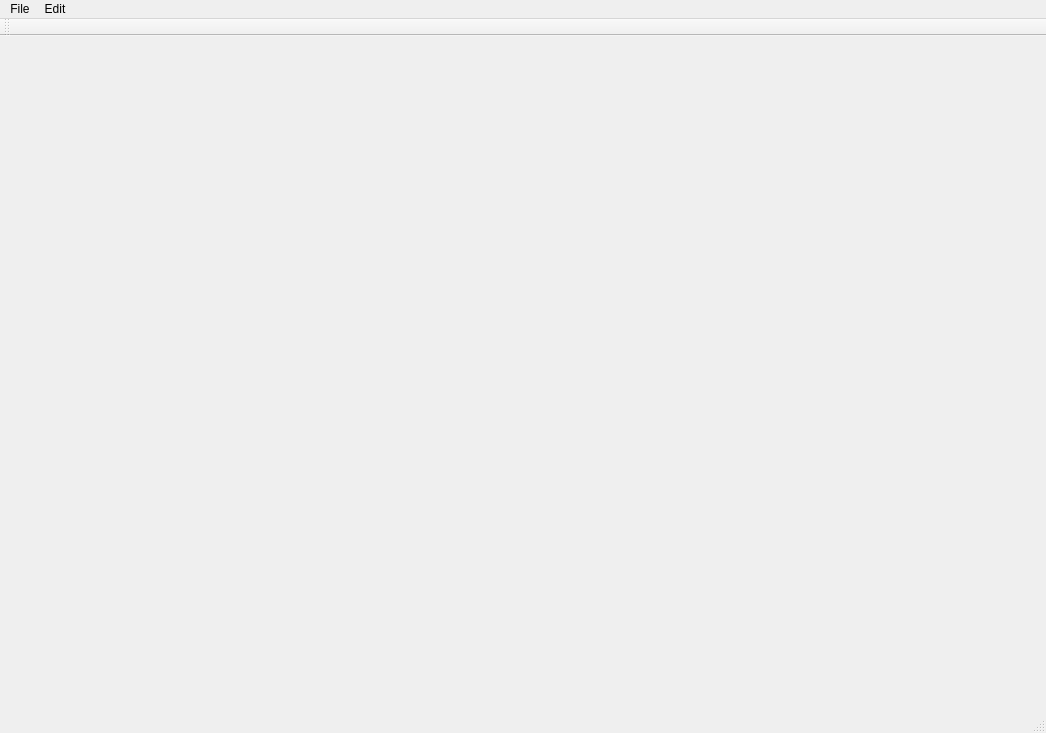
MervynArt96/AnimicCreator, file Animic/animic.ui: the form before one commit.
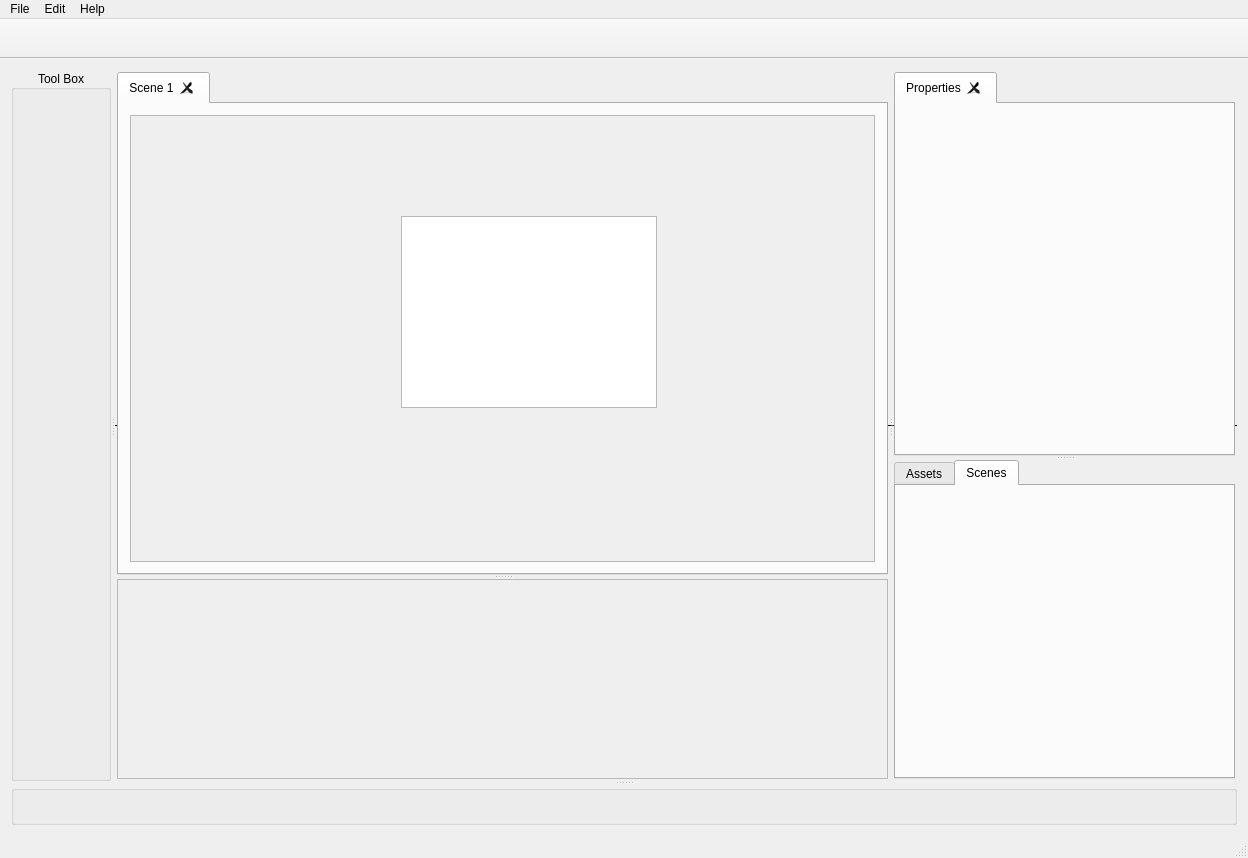
The form after the commit.

Diff of the .ui file:
```diff
--- a/Animic/animic.ui
+++ b/Animic/animic.ui
@@ -6,23 +6,310 @@
    <rect>
     <x>0</x>
     <y>0</y>
-    <width>1046</width>
-    <height>733</height>
+    <width>1248</width>
+    <height>858</height>
    </rect>
   </property>
   <property name="windowTitle">
    <string>Animic</string>
   </property>
-  <widget class="QWidget" name="centralWidget"/>
+  <widget class="QWidget" name="centralWidget">
+   <property name="sizePolicy">
+    <sizepolicy hsizetype="Expanding" vsizetype="Expanding">
+     <horstretch>50</horstretch>
+     <verstretch>50</verstretch>
+    </sizepolicy>
+   </property>
+   <property name="minimumSize">
+    <size>
+     <width>0</width>
+     <height>0</height>
+    </size>
+   </property>
+   <layout class="QGridLayout" name="gridLayout_2">
+    <item row="0" column="0">
+     <widget class="QSplitter" name="AllSplitter">
+      <property name="sizePolicy">
+       <sizepolicy hsizetype="Expanding" vsizetype="Expanding">
+        <horstretch>0</horstretch>
+        <verstretch>0</verstretch>
+       </sizepolicy>
+      </property>
+      <property name="orientation">
+       <enum>Qt::Vertical</enum>
+      </property>
+      <property name="childrenCollapsible">
+       <bool>false</bool>
+      </property>
+      <widget class="QSplitter" name="TopBottomSplotter">
+       <property name="orientation">
+        <enum>Qt::Horizontal</enum>
+       </property>
+       <property name="childrenCollapsible">
+        <bool>false</bool>
+       </property>
+       <widget class="QGroupBox" name="ToolBox">
+        <property name="sizePolicy">
+         <sizepolicy hsizetype="MinimumExpanding" vsizetype="Expanding">
+          <horstretch>0</horstretch>
+          <verstretch>0</verstretch>
+         </sizepolicy>
+        </property>
+        <property name="minimumSize">
+         <size>
+          <width>50</width>
+          <height>0</height>
+         </size>
+        </property>
+        <property name="maximumSize">
+         <size>
+          <width>100</width>
+          <height>16777215</height>
+         </size>
+        </property>
+        <property name="title">
+         <string>Tool Box</string>
+        </property>
+        <property name="alignment">
+         <set>Qt::AlignCenter</set>
+        </property>
+       </widget>
+       <widget class="QSplitter" name="PropMainSplitter">
+        <property name="sizePolicy">
+         <sizepolicy hsizetype="Expanding" vsizetype="Preferred">
+          <horstretch>20</horstretch>
+          <verstretch>0</verstretch>
+         </sizepolicy>
+        </property>
+        <property name="frameShape">
+         <enum>QFrame::HLine</enum>
+        </property>
+        <property name="orientation">
+         <enum>Qt::Horizontal</enum>
+        </property>
+        <property name="childrenCollapsible">
+         <bool>false</bool>
+        </property>
+        <widget class="QSplitter" name="MainSplitter">
+         <property name="sizePolicy">
+          <sizepolicy hsizetype="Expanding" vsizetype="Expanding">
+           <horstretch>30</horstretch>
+           <verstretch>0</verstretch>
+          </sizepolicy>
+         </property>
+         <property name="frameShape">
+          <enum>QFrame::HLine</enum>
+         </property>
+         <property name="orientation">
+          <enum>Qt::Vertical</enum>
+         </property>
+         <property name="childrenCollapsible">
+          <bool>false</bool>
+         </property>
+         <widget class="QTabWidget" name="Scene">
+          <property name="tabsClosable">
+           <bool>true</bool>
+          </property>
+          <widget class="QWidget" name="tab">
+           <property name="sizePolicy">
+            <sizepolicy hsizetype="Expanding" vsizetype="Expanding">
+             <horstretch>0</horstretch>
+             <verstretch>0</verstretch>
+            </sizepolicy>
+           </property>
+           <attribute name="title">
+            <string>Scene 1</string>
+           </attribute>
+           <layout class="QVBoxLayout" name="verticalLayout">
+            <item>
+             <widget class="QScrollArea" name="scrollArea_2">
+              <property name="sizePolicy">
+               <sizepolicy hsizetype="Expanding" vsizetype="Expanding">
+                <horstretch>0</horstretch>
+                <verstretch>0</verstretch>
+               </sizepolicy>
+              </property>
+              <property name="minimumSize">
+               <size>
+                <width>0</width>
+                <height>300</height>
+               </size>
+              </property>
+              <property name="widgetResizable">
+               <bool>true</bool>
+              </property>
+              <widget class="QWidget" name="scrollAreaWidgetContents_2">
+               <property name="geometry">
+                <rect>
+                 <x>0</x>
+                 <y>0</y>
+                 <width>760</width>
+                 <height>432</height>
+                </rect>
+               </property>
+               <property name="sizePolicy">
+                <sizepolicy hsizetype="Expanding" vsizetype="Expanding">
+                 <horstretch>0</horstretch>
+                 <verstretch>0</verstretch>
+                </sizepolicy>
+               </property>
+               <property name="acceptDrops">
+                <bool>true</bool>
+               </property>
+               <widget class="QGraphicsView" name="graphicsView">
+                <property name="geometry">
+                 <rect>
+                  <x>270</x>
+                  <y>100</y>
+                  <width>256</width>
+                  <height>192</height>
+                 </rect>
+                </property>
+                <property name="dragMode">
+                 <enum>QGraphicsView::ScrollHandDrag</enum>
+                </property>
+               </widget>
+              </widget>
+             </widget>
+            </item>
+           </layout>
+          </widget>
+         </widget>
+         <widget class="QScrollArea" name="Timeline">
+          <property name="minimumSize">
+           <size>
+            <width>0</width>
+            <height>200</height>
+           </size>
+          </property>
+          <property name="widgetResizable">
+           <bool>true</bool>
+          </property>
+          <widget class="QWidget" name="scrollAreaWidgetContents">
+           <property name="geometry">
+            <rect>
+             <x>0</x>
+             <y>0</y>
+             <width>788</width>
+             <height>198</height>
+            </rect>
+           </property>
+           <property name="sizePolicy">
+            <sizepolicy hsizetype="Expanding" vsizetype="Expanding">
+             <horstretch>0</horstretch>
+             <verstretch>0</verstretch>
+            </sizepolicy>
+           </property>
+          </widget>
+         </widget>
+        </widget>
+        <widget class="QSplitter" name="propertiesSplitter">
+         <property name="sizePolicy">
+          <sizepolicy hsizetype="Expanding" vsizetype="Expanding">
+           <horstretch>10</horstretch>
+           <verstretch>0</verstretch>
+          </sizepolicy>
+         </property>
+         <property name="frameShape">
+          <enum>QFrame::HLine</enum>
+         </property>
+         <property name="orientation">
+          <enum>Qt::Vertical</enum>
+         </property>
+         <property name="childrenCollapsible">
+          <bool>false</bool>
+         </property>
+         <widget class="QTabWidget" name="Properties">
+          <property name="minimumSize">
+           <size>
+            <width>300</width>
+            <height>0</height>
+           </size>
+          </property>
+          <property name="maximumSize">
+           <size>
+            <width>16777215</width>
+            <height>16777215</height>
+           </size>
+          </property>
+          <property name="currentIndex">
+           <number>0</number>
+          </property>
+          <property name="tabsClosable">
+           <bool>true</bool>
+          </property>
+          <widget class="QWidget" name="tab_3">
+           <attribute name="title">
+            <string>Properties</string>
+           </attribute>
+          </widget>
+         </widget>
+         <widget class="QTabWidget" name="Management">
+          <property name="minimumSize">
+           <size>
+            <width>300</width>
+            <height>0</height>
+           </size>
+          </property>
+          <property name="currentIndex">
+           <number>1</number>
+          </property>
+          <widget class="QWidget" name="tab_5">
+           <attribute name="title">
+            <string>Assets</string>
+           </attribute>
+          </widget>
+          <widget class="QWidget" name="tab_6">
+           <attribute name="title">
+            <string>Scenes</string>
+           </attribute>
+          </widget>
+         </widget>
+        </widget>
+       </widget>
+      </widget>
+      <widget class="QGroupBox" name="AuxBox">
+       <property name="sizePolicy">
+        <sizepolicy hsizetype="Expanding" vsizetype="MinimumExpanding">
+         <horstretch>0</horstretch>
+         <verstretch>0</verstretch>
+        </sizepolicy>
+       </property>
+       <property name="minimumSize">
+        <size>
+         <width>0</width>
+         <height>40</height>
+        </size>
+       </property>
+       <property name="maximumSize">
+        <size>
+         <width>16777215</width>
+         <height>40</height>
+        </size>
+       </property>
+       <property name="title">
+        <string/>
+       </property>
+      </widget>
+     </widget>
+    </item>
+   </layout>
+  </widget>
   <widget class="QMenuBar" name="menuBar">
    <property name="geometry">
     <rect>
      <x>0</x>
      <y>0</y>
-     <width>1046</width>
+     <width>1248</width>
      <height>26</height>
     </rect>
    </property>
+   <property name="sizePolicy">
+    <sizepolicy hsizetype="Expanding" vsizetype="Minimum">
+     <horstretch>0</horstretch>
+     <verstretch>0</verstretch>
+    </sizepolicy>
+   </property>
    <widget class="QMenu" name="menuFile">
     <property name="title">
      <string>File</string>
@@ -45,10 +332,32 @@
      <string>Edit</string>
     </property>
    </widget>
+   <widget class="QMenu" name="menuHelp">
+    <property name="title">
+     <string>Help</string>
+    </property>
+    <addaction name="actionAbout"/>
+   </widget>
    <addaction name="menuFile"/>
    <addaction name="menuEdit"/>
+   <addaction name="menuHelp"/>
   </widget>
   <widget class="QToolBar" name="mainToolBar">
+   <property name="sizePolicy">
+    <sizepolicy hsizetype="Expanding" vsizetype="Expanding">
+     <horstretch>0</horstretch>
+     <verstretch>0</verstretch>
+    </sizepolicy>
+   </property>
+   <property name="minimumSize">
+    <size>
+     <width>0</width>
+     <height>40</height>
+    </size>
+   </property>
+   <property name="movable">
+    <bool>false</bool>
+   </property>
    <attribute name="toolBarArea">
     <enum>TopToolBarArea</enum>
    </attribute>
@@ -56,7 +365,14 @@
     <bool>false</bool>
    </attribute>
   </widget>
-  <widget class="QStatusBar" name="statusBar"/>
+  <widget class="QStatusBar" name="statusBar">
+   <property name="sizePolicy">
+    <sizepolicy hsizetype="Expanding" vsizetype="Preferred">
+     <horstretch>0</horstretch>
+     <verstretch>0</verstretch>
+    </sizepolicy>
+   </property>
+  </widget>
   <action name="actionNew_Project">
    <property name="text">
     <string>New Project</string>
```
Left out of the diff: 5 changed lines with no effect on the pictures.
